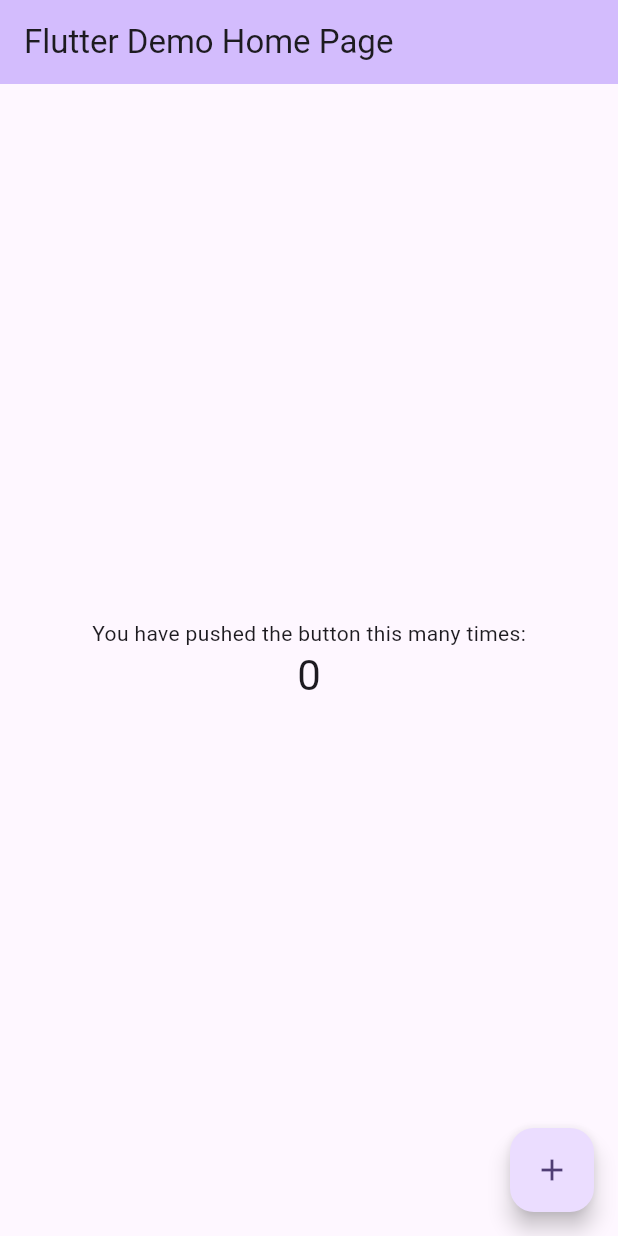
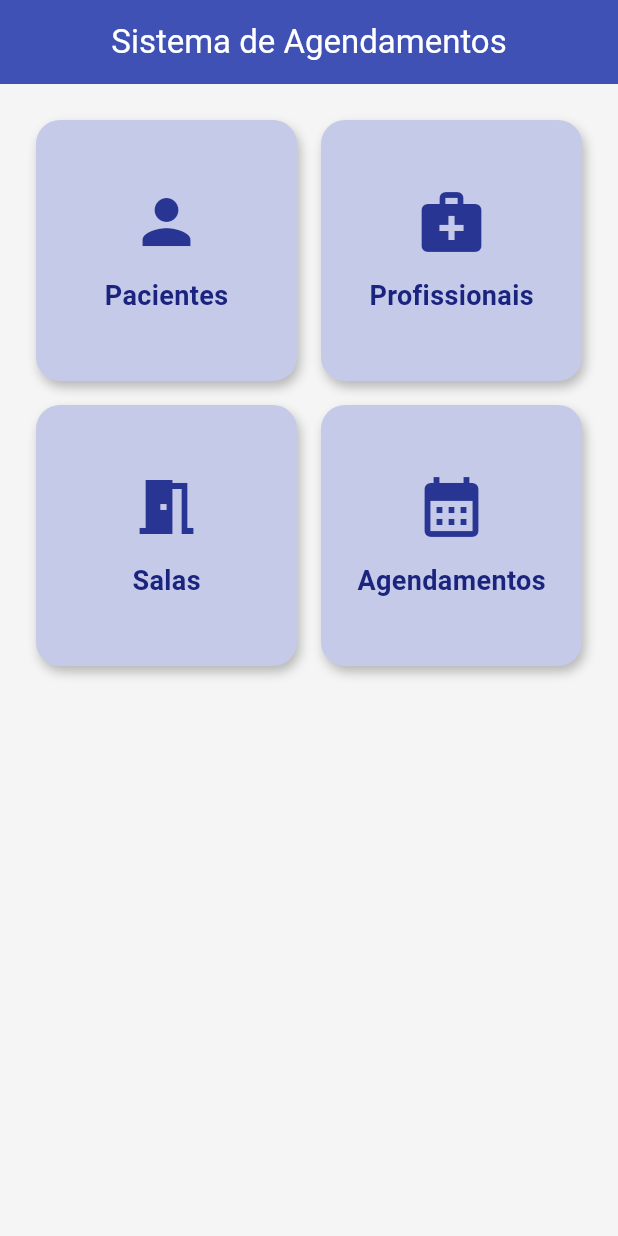
Before and after one commit to AlexandreBolsoni/trabalho-mobile, a Flutter app: the screen it shows after launch, on a phone screen of 412 x 824 dp. Run offline on Flutter 3.47's test engine with Material 3 defaults, Android fonts, the phone set to English and light mode, and no system bars.

Commit message:
ultimas adaptaçoes

```diff
--- a/agendamento_app/lib/main.dart
+++ b/agendamento_app/lib/main.dart
@@ -1,122 +1,106 @@
 import 'package:flutter/material.dart';
+import 'screens/paciente/paciente_list.dart';
+import 'screens/profissional/profissional_list.dart';
+import 'screens/sala/sala_list.dart';
+import 'screens/agendamento/agendamento_list.dart';
 
 void main() {
-  runApp(const MyApp());
+  runApp(const ClinicaApp());
 }
 
-class MyApp extends StatelessWidget {
-  const MyApp({super.key});
+class ClinicaApp extends StatelessWidget {
+  const ClinicaApp({super.key});
 
-  // This widget is the root of your application.
   @override
   Widget build(BuildContext context) {
     return MaterialApp(
-      title: 'Flutter Demo',
+      title: 'Clínica App',
       theme: ThemeData(
-        // This is the theme of your application.
-        //
-        // TRY THIS: Try running your application with "flutter run". You'll see
-        // the application has a purple toolbar. Then, without quitting the app,
-        // try changing the seedColor in the colorScheme below to Colors.green
-        // and then invoke "hot reload" (save your changes or press the "hot
-        // reload" button in a Flutter-supported IDE, or press "r" if you used
-        // the command line to start the app).
-        //
-        // Notice that the counter didn't reset back to zero; the application
-        // state is not lost during the reload. To reset the state, use hot
-        // restart instead.
-        //
-        // This works for code too, not just values: Most code changes can be
-        // tested with just a hot reload.
-        colorScheme: ColorScheme.fromSeed(seedColor: Colors.deepPurple),
+        primarySwatch: Colors.indigo,
+        visualDensity: VisualDensity.adaptivePlatformDensity,
+        scaffoldBackgroundColor: Colors.grey[100],
+        appBarTheme: const AppBarTheme(
+          backgroundColor: Colors.indigo,
+          foregroundColor: Colors.white,
+        ),
       ),
-      home: const MyHomePage(title: 'Flutter Demo Home Page'),
+      debugShowCheckedModeBanner: false,
+      home: const HomePage(),
     );
   }
 }
 
-class MyHomePage extends StatefulWidget {
-  const MyHomePage({super.key, required this.title});
-
-  // This widget is the home page of your application. It is stateful, meaning
-  // that it has a State object (defined below) that contains fields that affect
-  // how it looks.
-
-  // This class is the configuration for the state. It holds the values (in this
-  // case the title) provided by the parent (in this case the App widget) and
-  // used by the build method of the State. Fields in a Widget subclass are
-  // always marked "final".
-
-  final String title;
-
-  @override
-  State<MyHomePage> createState() => _MyHomePageState();
-}
-
-class _MyHomePageState extends State<MyHomePage> {
-  int _counter = 0;
-
-  void _incrementCounter() {
-    setState(() {
-      // This call to setState tells the Flutter framework that something has
-      // changed in this State, which causes it to rerun the build method below
-      // so that the display can reflect the updated values. If we changed
-      // _counter without calling setState(), then the build method would not be
-      // called again, and so nothing would appear to happen.
-      _counter++;
-    });
-  }
+class HomePage extends StatelessWidget {
+  const HomePage({super.key});
 
   @override
   Widget build(BuildContext context) {
-    // This method is rerun every time setState is called, for instance as done
-    // by the _incrementCounter method above.
-    //
-    // The Flutter framework has been optimized to make rerunning build methods
-    // fast, so that you can just rebuild anything that needs updating rather
-    // than having to individually change instances of widgets.
+    final List<_HomeOption> options = [
+      _HomeOption("Pacientes", Icons.person, PacienteListScreen()),
+      _HomeOption("Profissionais", Icons.medical_services,  ProfissionalList()),
+      _HomeOption("Salas", Icons.meeting_room,  SalaList()),
+      _HomeOption("Agendamentos", Icons.calendar_month, AgendamentoListPage()),
+    ];
+
     return Scaffold(
       appBar: AppBar(
-        // TRY THIS: Try changing the color here to a specific color (to
-        // Colors.amber, perhaps?) and trigger a hot reload to see the AppBar
-        // change color while the other colors stay the same.
-        backgroundColor: Theme.of(context).colorScheme.inversePrimary,
-        // Here we take the value from the MyHomePage object that was created by
-        // the App.build method, and use it to set our appbar title.
-        title: Text(widget.title),
+        title: const Text('Sistema de Agendamentos'),
+        centerTitle: true,
       ),
-      body: Center(
-        // Center is a layout widget. It takes a single child and positions it
-        // in the middle of the parent.
-        child: Column(
-          // Column is also a layout widget. It takes a list of children and
-          // arranges them vertically. By default, it sizes itself to fit its
-          // children horizontally, and tries to be as tall as its parent.
-          //
-          // Column has various properties to control how it sizes itself and
-          // how it positions its children. Here we use mainAxisAlignment to
-          // center the children vertically; the main axis here is the vertical
-          // axis because Columns are vertical (the cross axis would be
-          // horizontal).
-          //
-          // TRY THIS: Invoke "debug painting" (choose the "Toggle Debug Paint"
-          // action in the IDE, or press "p" in the console), to see the
-          // wireframe for each widget.
-          mainAxisAlignment: MainAxisAlignment.center,
-          children: <Widget>[
-            const Text('You have pushed the button this many times:'),
-            Text(
-              '$_counter',
-              style: Theme.of(context).textTheme.headlineMedium,
-            ),
-          ],
+      body: Padding(
+        padding: const EdgeInsets.all(24.0),
+        child: GridView.count(
+          crossAxisCount: 2,
+          crossAxisSpacing: 16,
+          mainAxisSpacing: 16,
+          children: options.map((option) {
+            return InkWell(
+              onTap: () {
+                Navigator.push(
+                  context,
+                  MaterialPageRoute(builder: (_) => option.page),
+                );
+              },
+              child: Container(
+                decoration: BoxDecoration(
+                  color: Colors.indigo.shade100,
+                  borderRadius: BorderRadius.circular(16),
+                  boxShadow: [
+                    BoxShadow(
+                      color: Colors.black26,
+                      blurRadius: 6,
+                      offset: const Offset(2, 4),
+                    )
+                  ],
+                ),
+                child: Column(
+                  mainAxisAlignment: MainAxisAlignment.center,
+                  children: [
+                    Icon(option.icon, size: 48, color: Colors.indigo.shade800),
+                    const SizedBox(height: 12),
+                    Text(
+                      option.title,
+                      style: TextStyle(
+                        fontSize: 18,
+                        fontWeight: FontWeight.w600,
+                        color: Colors.indigo.shade900,
+                      ),
+                    ),
+                  ],
+                ),
+              ),
+            );
+          }).toList(),
         ),
       ),
-      floatingActionButton: FloatingActionButton(
-        onPressed: _incrementCounter,
-        tooltip: 'Increment',
-        child: const Icon(Icons.add),
-      ), // This trailing comma makes auto-formatting nicer for build methods.
     );
   }
 }
+
+class _HomeOption {
+  final String title;
+  final IconData icon;
+  final Widget page;
+
+  _HomeOption(this.title, this.icon, this.page);
+}
--- a/agendamento_app/lib/screens/agendamento/agendamento_form.dart
+++ b/agendamento_app/lib/screens/agendamento/agendamento_form.dart
@@ -9,7 +9,7 @@ import '../../services/sala_service.dart';
 class AgendamentoFormPage extends StatefulWidget {
   final Map? agendamento;
 
-  AgendamentoFormPage({this.agendamento});
+  const AgendamentoFormPage({super.key, this.agendamento});
 
   @override
   _AgendamentoFormPageState createState() => _AgendamentoFormPageState();
--- a/agendamento_app/lib/screens/agendamento/agendamento_list.dart
+++ b/agendamento_app/lib/screens/agendamento/agendamento_list.dart
@@ -3,6 +3,8 @@ import 'agendamento_form.dart';
 import '../../services/agendamento_service.dart';
 
 class AgendamentoListPage extends StatefulWidget {
+  const AgendamentoListPage({super.key});
+
   @override
   _AgendamentoListPageState createState() => _AgendamentoListPageState();
 }
--- a/agendamento_app/lib/screens/paciente/paciente_form.dart
+++ b/agendamento_app/lib/screens/paciente/paciente_form.dart
@@ -5,7 +5,7 @@ import '../../services/paciente_service.dart';
 class PacienteFormScreen extends StatefulWidget {
   final Paciente? paciente;
 
-  PacienteFormScreen({this.paciente});
+  const PacienteFormScreen({super.key, this.paciente});
 
   @override
   _PacienteFormScreenState createState() => _PacienteFormScreenState();
--- a/agendamento_app/lib/screens/paciente/paciente_list.dart
+++ b/agendamento_app/lib/screens/paciente/paciente_list.dart
@@ -4,6 +4,8 @@ import '../../services/paciente_service.dart';
 import 'paciente_form.dart';
 
 class PacienteListScreen extends StatefulWidget {
+  const PacienteListScreen({super.key});
+
   @override
   _PacienteListScreenState createState() => _PacienteListScreenState();
 }
--- a/agendamento_app/lib/services/agendamento_service.dart
+++ b/agendamento_app/lib/services/agendamento_service.dart
@@ -15,16 +15,7 @@ class AgendamentoService {
     }
   }
 
-  static Future<void> addAgendamento(Agendamento agendamento) async {
-    final response = await http.post(
-      Uri.parse(baseUrl),
-      headers: {'Content-Type': 'application/json'},
-      body: json.encode(agendamento.toJson()),
-    );
-    if (response.statusCode != 201) {
-      throw Exception('Erro ao adicionar agendamento');
-    }
-  }
+
 
   static Future<void> createAgendamento(Agendamento agendamento) async {
     final response = await http.post(
```
Also changed, not shown: 1 other file.
